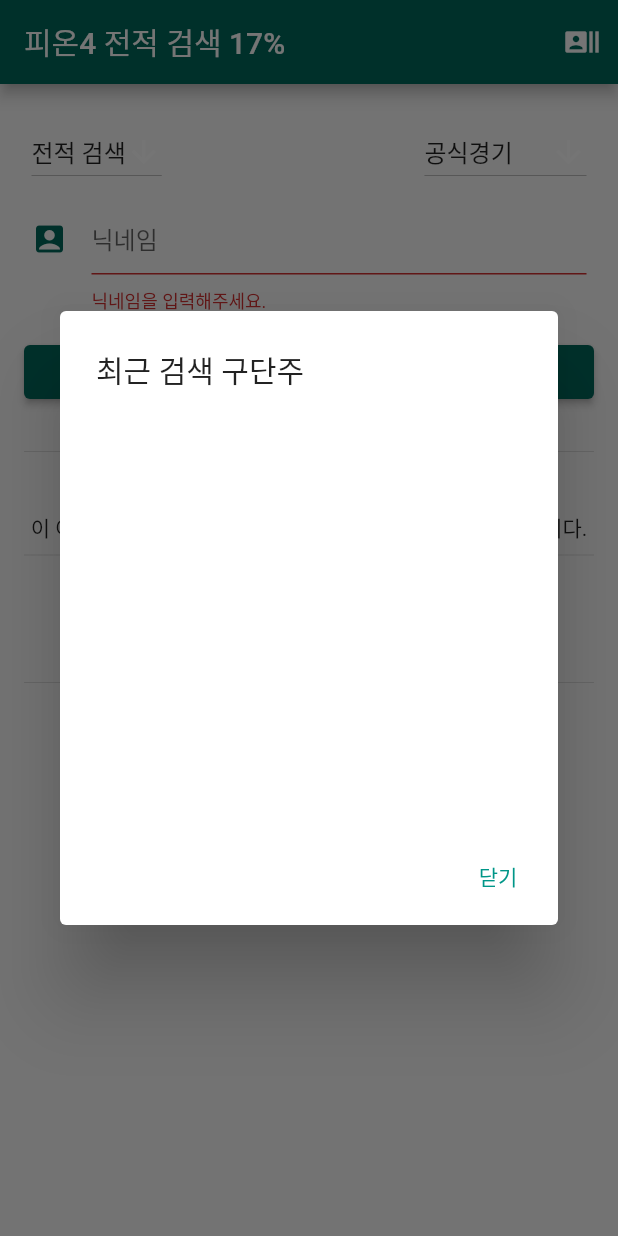
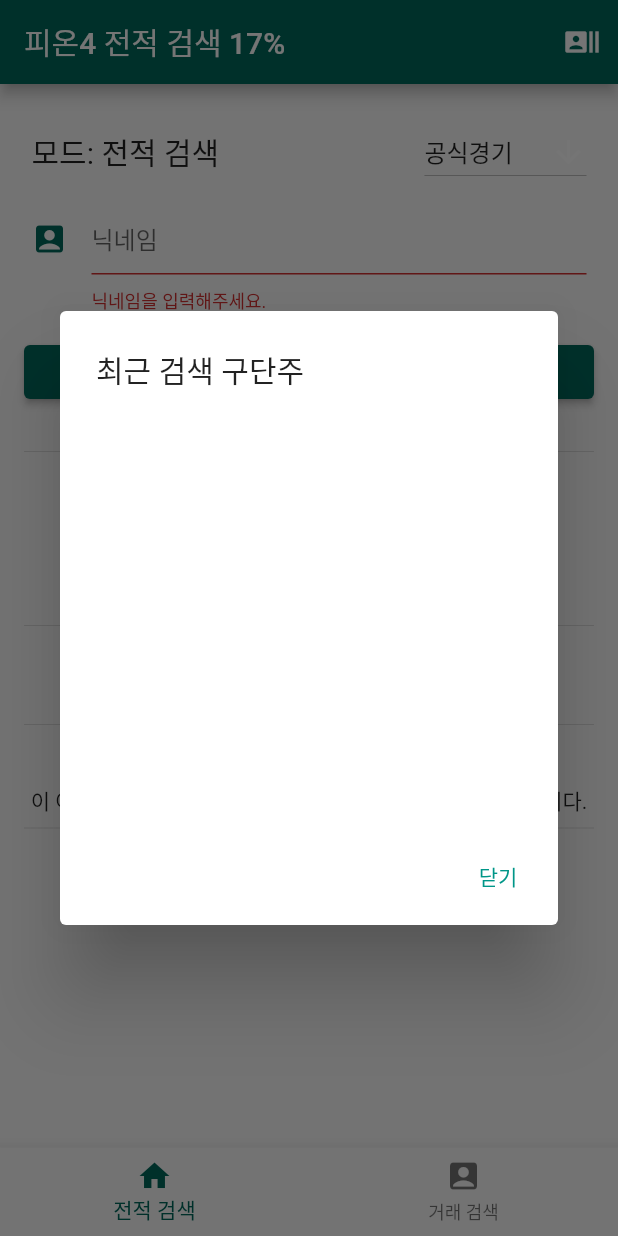
Before and after one commit to Ground17/fc_online, a Flutter app: the screen it shows after launch, after a tap on "검색", after a tap on the "recent actors" icon, on a phone screen of 412 x 824 dp. Run offline on Flutter 3.47's test engine with Material 2 defaults, Android fonts, the phone set to English and light mode, and no system bars; drawn by our look-alikes of google_mobile_ads; missing offline and left inert: app_tracking_transparency; network calls fail; statements that could not run were skipped.

Commit message:
bottomNavigationBar 추가하여 전적/거래 검색 쉽게 구분, 메타데이터 미설치 시 알림창 설정, 기타 버그 수정

```diff
--- a/lib/detail.dart
+++ b/lib/detail.dart
@@ -258,7 +258,7 @@ class _MyChangeState extends State<DetailApp> {
             onPressed: () => Navigator.of(context).pop(),
           ),
           title: Text(
-            widget.nickname,
+            "${widget.nickname}의 전적",
             style: const TextStyle(
               fontWeight: FontWeight.bold,
             ),
--- a/lib/main.dart
+++ b/lib/main.dart
@@ -1,3 +1,5 @@
+import 'dart:math';
+
 import 'package:flutter/cupertino.dart';
 import 'package:flutter/gestures.dart';
 import 'package:flutter/material.dart';
@@ -68,6 +70,7 @@ class _MyHomePageState extends State<MyHomePage> {
 
   late File recent;
   late File revised;
+  late File noMeta;
   late http.Response r;
   late int total = 0;
   late int current = 0;
@@ -77,9 +80,10 @@ class _MyHomePageState extends State<MyHomePage> {
 
   late Timer _timer;
   late Color _color = Colors.blueAccent;
+  late dynamic spid_json;
 
-  List<dynamic> modeDropdownValues = ["전적 검색", "거래 검색"];
-  String modeDropdownValue = "전적 검색";
+  // List<dynamic> modeDropdownValues = ["전적 검색", "거래 내역 검색"];
+  // String modeDropdownValue = "전적 검색";
 
   List<dynamic> typeDropdownValues = [
     {
@@ -104,6 +108,9 @@ class _MyHomePageState extends State<MyHomePage> {
     }
   ];
   String typeDropdownValue = "공식경기";
+
+  List<int> randomProfile = [0, 0];
+  int _selectedIndex = 0;
 
   BannerAd bannerAd = Ads.createBannerAd();
 
@@ -141,8 +148,17 @@ class _MyHomePageState extends State<MyHomePage> {
 
     recent = File('$dir/recent.txt');
     revised = File('$dir/revised.txt');
+    noMeta = File('$dir/noMeta.txt');
 
     spid = File('$dir/spid.json');
+
+    if (await AppTrackingTransparency.trackingAuthorizationStatus ==
+        TrackingStatus.notDetermined) {
+      // Wait for dialog popping animation
+      await Future.delayed(const Duration(milliseconds: 200));
+      // Request system's tracking authorization dialog
+      await AppTrackingTransparency.requestTrackingAuthorization();
+    }
 
     if (!await recent.exists()) {
       players = [];
@@ -157,22 +173,34 @@ class _MyHomePageState extends State<MyHomePage> {
       // });
       // await checkMetaInit();
       last_modified = r.headers['last-modified'] ?? "";
-      print(last_modified);
+
       setState(() {
         _isSpid = false;
       });
+
+      if (!await revised.exists() && !await noMeta.exists()) {
+        total = await getTotal();
+        noticeMeta();
+      }
     } else {
       setState(() {
         _isSpid = true;
       });
+      getRandomImage();
     }
+  }
 
-    if (await AppTrackingTransparency.trackingAuthorizationStatus ==
-        TrackingStatus.notDetermined) {
-      // Wait for dialog popping animation
-      await Future.delayed(const Duration(milliseconds: 200));
-      // Request system's tracking authorization dialog
-      await AppTrackingTransparency.requestTrackingAuthorization();
+  void getRandomImage() {
+    try {
+      spid_json = jsonDecode(File('$dir/spid.json').readAsStringSync());
+
+      setState(() {
+        randomProfile[0] = spid_json[Random().nextInt(spid_json.length)]['id'];
+        randomProfile[1] = spid_json[Random().nextInt(spid_json.length)]['id'];
+      });
+
+    } catch (e) {
+      print(e);
     }
   }
 
@@ -188,31 +216,9 @@ class _MyHomePageState extends State<MyHomePage> {
       padding: const EdgeInsets.all(5),
       child: Row(
         children: [
-          DropdownButton<String>(
-            value: modeDropdownValue,
-            icon: Icon(
-              Platform.isAndroid
-                  ? Icons.arrow_downward
-                  : CupertinoIcons.down_arrow,
-              color: Colors.white,
-            ),
-            iconSize: 24,
-            elevation: 16,
-            onChanged: (String? newValue) async {
-              setState(() {
-                modeDropdownValue = newValue!;
-                _isTrade = newValue == "거래 검색";
-              });
-            },
-            items: modeDropdownValues
-                .map<DropdownMenuItem<String>>((dynamic value) {
-              return DropdownMenuItem<String>(
-                value: value,
-                child: Text(
-                  value,
-                ),
-              );
-            }).toList(),
+          Text(
+            "모드: ${_isTrade ? '거래 검색' : '전적 검색'}",
+            style: const TextStyle(fontSize: 20),
           ),
           Expanded(
             child: Container(),
@@ -243,7 +249,7 @@ class _MyHomePageState extends State<MyHomePage> {
             }).toList(),
           ) : Row(
             children: [
-              Text("모드: ${buy ? "구입" : "판매"}"),
+              Text(buy ? "구입" : "판매"),
               Switch(
                 value: buy,
                 onChanged: (value) {
@@ -294,13 +300,50 @@ class _MyHomePageState extends State<MyHomePage> {
     return RichText(
       textAlign: TextAlign.center,
       text: TextSpan(
-          text: "선수 정보 표시 등을 위해선 메타데이터 다운로드가 필요합니다. 여기를 눌러 다운로드할 수 있습니다.",
-          style: TextStyle(color: _color),
+          text: "메타데이터 업데이트가 있습니다. 여기를 눌러 다운로드할 수 있습니다.",
+          style: TextStyle(color: _color, fontSize: 20),
           recognizer: TapGestureRecognizer()
             ..onTap = () async {
               total = await getTotal();
               await checkMetaInit();
             }),
+    );
+  }
+
+  Widget _showProfile() {
+    return Row(
+      mainAxisAlignment: MainAxisAlignment.spaceAround,
+      crossAxisAlignment: CrossAxisAlignment.center,
+      children: [
+        Image.network(
+          'https://fo4.dn.nexoncdn.co.kr/live/externalAssets/common/players/p${randomProfile[0] % 1000000}.png',
+          fit: BoxFit.cover, // Fixes border issues
+          width: 100,
+          height: 100,
+          errorBuilder: (BuildContext context, Object exception, StackTrace? stackTrace) {
+            return Image.asset(
+              'assets/person.png',
+              fit: BoxFit.cover, // Fixes border issues
+              width: 100,
+              height: 100,
+            );
+          },
+        ),
+        Image.network(
+          'https://fo4.dn.nexoncdn.co.kr/live/externalAssets/common/players/p${randomProfile[1] % 1000000}.png',
+          fit: BoxFit.cover, // Fixes border issues
+          width: 100,
+          height: 100,
+          errorBuilder: (BuildContext context, Object exception, StackTrace? stackTrace) {
+            return Image.asset(
+              'assets/person.png',
+              fit: BoxFit.cover, // Fixes border issues
+              width: 100,
+              height: 100,
+            );
+          },
+        ),
+      ],
     );
   }
 
@@ -417,7 +460,6 @@ class _MyHomePageState extends State<MyHomePage> {
               child: _showSwitch(),
             ),
             _showEmailInput(),
-            _isSpid ? Container() : _showDownload(),
             _submit(),
             Row(
               mainAxisAlignment: MainAxisAlignment.spaceAround,
@@ -442,12 +484,12 @@ class _MyHomePageState extends State<MyHomePage> {
                   child: RichText(
                     textAlign: TextAlign.center,
                     text: TextSpan(
-                        text: "축구장 사진 출처",
+                        text: "축구장 그림 출처",
                         style: const TextStyle(color: Colors.blue),
                         recognizer: TapGestureRecognizer()
                           ..onTap = () async {
                             const url =
-                                'https://blog.stockclub.kr/entry/%EC%B6%95%EA%B5%AC%EC%9E%A5%EC%9D%98-%ED%81%AC%EA%B8%B0%EB%8A%94-%EB%AA%A8%EB%91%90-%EB%8B%A4%EB%A5%B4%EB%8B%A4-EPL-%EB%B9%856%EB%A1%9C-%EC%95%8C%EC%95%84%EB%B3%B8-%EC%B6%95%EA%B5%AC-%EA%B2%BD%EA%B8%B0%EC%9E%A5';
+                                'https://blog.kakaocdn.net/dn/bSDvQf/btq1R8DUNDi/LfNbRFnPZCVDL9WVsTlbg1/img.png';
                             if (await canLaunch(url)) {
                               await launch(url);
                             }
@@ -457,6 +499,15 @@ class _MyHomePageState extends State<MyHomePage> {
               ],
             ),
             const Divider(),
+            _isSpid ? _showProfile() : _showDownload(),
+            const Divider(),
+            Container(
+              alignment: Alignment.center,
+              child: AdWidget(ad: bannerAd),
+              width: bannerAd.size.width.toDouble(),
+              height: bannerAd.size.height.toDouble(),
+            ),
+            const Divider(),
             const Text(
               "Data based on NEXON DEVELOPERS\n\n"
                   "이 어플은 NEXON 공식이 아닌 제3자가 개발/배포한 어플입니다.",
@@ -464,13 +515,6 @@ class _MyHomePageState extends State<MyHomePage> {
             ),
             const Divider(),
             mailDeveloper(),
-            const Divider(),
-            Container(
-              alignment: Alignment.center,
-              child: AdWidget(ad: bannerAd),
-              width: bannerAd.size.width.toDouble(),
-              height: bannerAd.size.height.toDouble(),
-            ),
           ],
         ),
       ),
@@ -501,8 +545,29 @@ class _MyHomePageState extends State<MyHomePage> {
                 : Container(),
           ],
         ),
+        bottomNavigationBar: BottomNavigationBar(
+          items: const <BottomNavigationBarItem>[
+            BottomNavigationBarItem(
+              icon: Icon(Icons.home),
+              label: '전적 검색',
+            ),
+            BottomNavigationBarItem(
+              icon: Icon(Icons.account_box),
+              label: '거래 검색',
+            ),
+          ],
+          currentIndex: _selectedIndex,
+          selectedItemColor: Colors.teal[800],
+          onTap: (index) {
+            setState(() {
+              _isTrade = index == 1;
+              _selectedIndex = index;
+            });
+          },
+        ),
         body:
-        _isLoading ? Center(child: _showCircularProgress()) : _showBody());
+        _isLoading ? Center(child: _showCircularProgress()) : _showBody()
+    );
   }
 
   Future<void> showRecent() async {
@@ -606,6 +671,40 @@ class _MyHomePageState extends State<MyHomePage> {
             }
           }
         });
+      },
+    );
+  }
+
+  Future<void> noticeMeta() async {
+    return showDialog<void>(
+      context: context,
+      barrierDismissible: false, // user must tap button!
+      builder: (BuildContext context) {
+        return AlertDialog(
+          title: Text("선수 이름, 선수 시즌 표시 등을 위해서는 추가 메타데이터 다운로드가 필요합니다. 크기는 약 ${(total / 1048576).toStringAsFixed(2)}MB입니다. 다운로드하시겠습니까?"),
+          actions: <Widget>[
+            TextButton(
+              child: const Text('다시 보지 않기'),
+              onPressed: () {
+                noMeta.writeAsStringSync("");
+                Navigator.of(context).pop();
+              },
+            ),
+            TextButton(
+              child: const Text('나중에'),
+              onPressed: () {
+                Navigator.of(context).pop();
+              },
+            ),
+            TextButton(
+              child: const Text('다운로드'),
+              onPressed: () {
+                Navigator.of(context).pop();
+                download1();
+              },
+            ),
+          ],
+        );
       },
     );
   }
@@ -720,6 +819,7 @@ class _MyHomePageState extends State<MyHomePage> {
           _isLoading = false;
           _isSpid = true;
         });
+        getRandomImage();
       }, onError: (e) async {
         print(e);
         alert("다운로드 중 오류가 발생했습니다. 네트워크, 저장공간 등을 확인해주세요.");
--- a/pubspec.yaml
+++ b/pubspec.yaml
@@ -15,7 +15,7 @@ publish_to: 'none' # Remove this line if you wish to publish to pub.dev
 # In iOS, build-name is used as CFBundleShortVersionString while build-number used as CFBundleVersion.
 # Read more about iOS versioning at
 # https://developer.apple.com/library/archive/documentation/General/Reference/InfoPlistKeyReference/Articles/CoreFoundationKeys.html
-version: 1.0.1+6
+version: 1.0.2+7
 
 environment:
   sdk: ">=2.12.0 <3.0.0"
```
Also changed, not shown: lib/trade.dart (+3 -4 lines).
